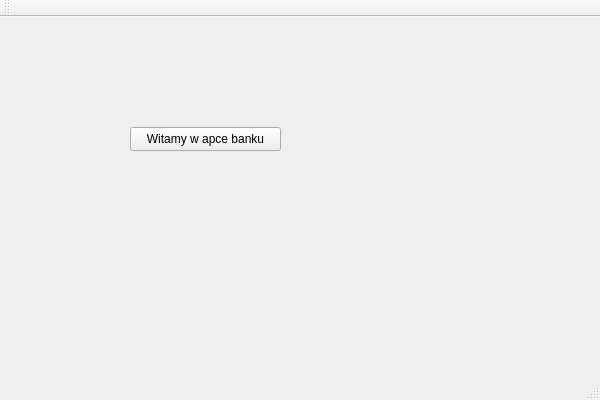
First picture: the form in QtWidgetsBank/QtWidgetsBank.ui, repository Jakyubi/QtWidgetsBank, before the edit.
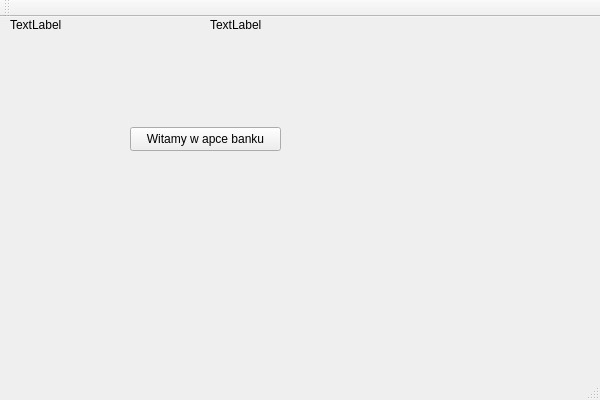
Second picture: the form after the edit.

Commit message: Show user and balance

```diff
--- a/QtWidgetsBank/QtWidgetsBank.ui
+++ b/QtWidgetsBank/QtWidgetsBank.ui
@@ -27,6 +27,32 @@
      <string>Witamy w apce banku</string>
     </property>
    </widget>
+   <widget class="QLabel" name="usernameLabel">
+    <property name="geometry">
+     <rect>
+      <x>10</x>
+      <y>0</y>
+      <width>161</width>
+      <height>16</height>
+     </rect>
+    </property>
+    <property name="text">
+     <string>TextLabel</string>
+    </property>
+   </widget>
+   <widget class="QLabel" name="balanceLabel">
+    <property name="geometry">
+     <rect>
+      <x>210</x>
+      <y>0</y>
+      <width>171</width>
+      <height>16</height>
+     </rect>
+    </property>
+    <property name="text">
+     <string>TextLabel</string>
+    </property>
+   </widget>
   </widget>
   <widget class="QMenuBar" name="menuBar">
    <property name="geometry">
```
The commit also changes 6 other files.
